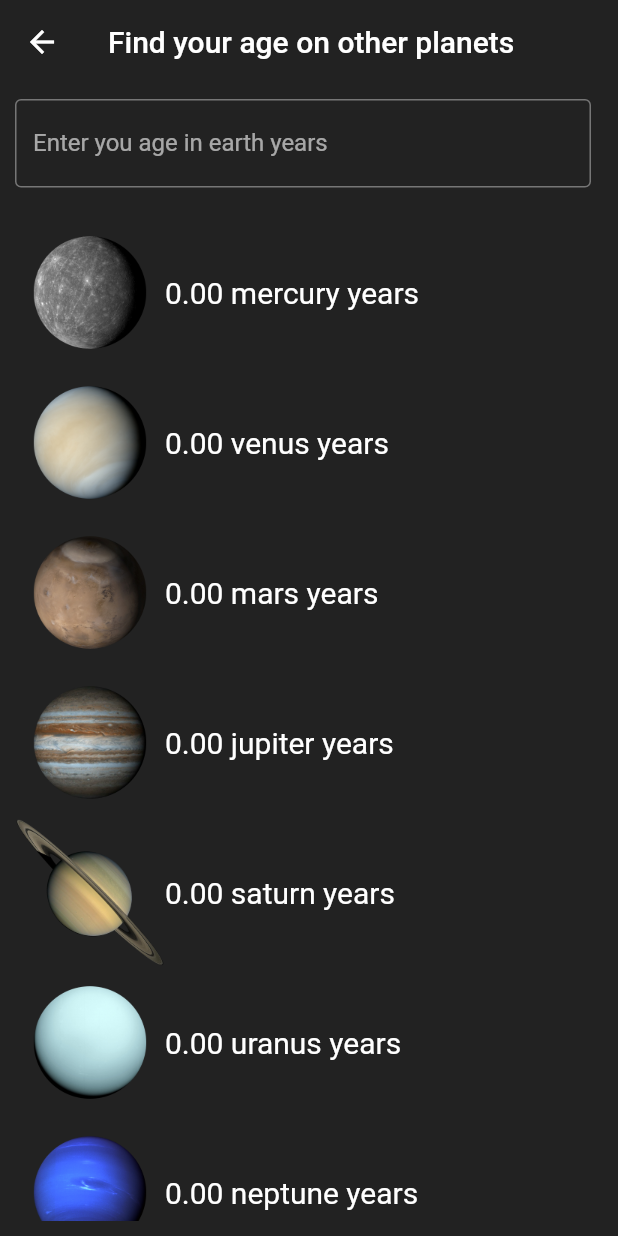
After one commit to neutr0nStar/flutter-planetarium, a Flutter app: the AgeCalculator screen opened directly, on a phone screen of 412 x 824 dp. The commit adds this screen. Run offline on Flutter 3.47's test engine with Material 2 defaults, Android fonts, the phone set to English and light mode, and no system bars.

Commit message:
Added age calculator.

```diff
--- /dev/null
+++ b/lib/views/age_calculator.dart
@@ -0,0 +1,160 @@
+import 'package:flutter/material.dart';
+
+class AgeCalculator extends StatefulWidget {
+  @override
+  _AgeCalculatorState createState() => _AgeCalculatorState();
+}
+
+class _AgeCalculatorState extends State<AgeCalculator> {
+  TextEditingController _controller = TextEditingController();
+  int _age = 0;
+  @override
+  Widget build(BuildContext context) {
+    return Scaffold(
+      backgroundColor: Colors.black87,
+      appBar: AppBar(
+        title: Text("Find your age on other planets"),
+        backgroundColor: Colors.transparent,
+        elevation: 0.0,
+      ),
+      body: Container(
+        padding: EdgeInsets.all(10),
+        child: Column(
+          children: [
+            Row(
+              children: [
+                Expanded(
+                  child: Padding(
+                    padding: const EdgeInsets.only(right: 8),
+                    child: TextField(
+                      onChanged: (value) {
+                        setState(() {
+                          try {
+                            _age = int.parse(value ?? 0);
+                          } catch (e) {
+                            print("error");
+                            _age = 0;
+                          }
+                        });
+                      },
+                      controller: _controller,
+                      keyboardType: TextInputType.number,
+                      decoration: InputDecoration(
+                          border: OutlineInputBorder().copyWith(),
+                          labelText: "Enter you age in earth years"),
+                    ),
+                  ),
+                ),
+              ],
+            ),
+            SizedBox(
+              height: 20,
+            ),
+            Expanded(
+              child: ListView(
+                physics: BouncingScrollPhysics(),
+                children: [
+                  // Mercury
+                  Row(
+                    children: [
+                      Image(
+                        height: 100,
+                        image: AssetImage("images/mercury-transparent.png"),
+                      ),
+                      Text(
+                        (_age * 365 / 88).toStringAsFixed(2) + " mercury years",
+                        style: TextStyle(fontSize: 20),
+                      )
+                    ],
+                  ),
+
+                  // Venus
+                  Row(
+                    children: [
+                      Image(
+                        height: 100,
+                        image: AssetImage("images/venus-transparent.png"),
+                      ),
+                      Text(
+                        (_age * 365 / 225).toStringAsFixed(2) + " venus years",
+                        style: TextStyle(fontSize: 20),
+                      )
+                    ],
+                  ),
+
+                  // Mars
+                  Row(
+                    children: [
+                      Image(
+                        height: 100,
+                        image: AssetImage("images/mars-transparent.png"),
+                      ),
+                      Text(
+                        (_age / 1.88).toStringAsFixed(2) + " mars years",
+                        style: TextStyle(fontSize: 20),
+                      )
+                    ],
+                  ),
+
+                  // Jupiter
+                  Row(
+                    children: [
+                      Image(
+                        height: 100,
+                        image: AssetImage("images/jupiter-transparent.png"),
+                      ),
+                      Text(
+                        (_age / 11.86).toStringAsFixed(2) + " jupiter years",
+                        style: TextStyle(fontSize: 20),
+                      )
+                    ],
+                  ),
+
+                  // Saturn
+                  Row(
+                    children: [
+                      Image(
+                        height: 100,
+                        image: AssetImage("images/saturn-transparent.png"),
+                      ),
+                      Text(
+                        (_age / 29.46).toStringAsFixed(2) + " saturn years",
+                        style: TextStyle(fontSize: 20),
+                      )
+                    ],
+                  ),
+
+                  // Uranus
+                  Row(
+                    children: [
+                      Image(
+                        height: 100,
+                        image: AssetImage("images/uranus-transparent.png"),
+                      ),
+                      Text(
+                        (_age / 84.01).toStringAsFixed(2) + " uranus years",
+                        style: TextStyle(fontSize: 20),
+                      )
+                    ],
+                  ),
+                  Row(
+                    children: [
+                      Image(
+                        height: 100,
+                        image: AssetImage("images/neptune-transparent.png"),
+                      ),
+                      Text(
+                        (_age / 164.9).toStringAsFixed(2) + " neptune years",
+                        style: TextStyle(fontSize: 20),
+                      )
+                    ],
+                  ),
+                ],
+              ),
+            )
+          ],
+        ),
+      ),
+    );
+  }
+}
--- a/lib/views/home_page.dart
+++ b/lib/views/home_page.dart
@@ -1,5 +1,6 @@
 import 'package:flutter/material.dart';
 import 'package:planetarium/models/planet.dart';
+import 'package:planetarium/views/age_calculator.dart';
 import 'package:planetarium/views/asteroids_info.dart';
 import 'package:planetarium/views/moons_info.dart';
 import 'package:planetarium/views/planet_info.dart';
@@ -90,7 +91,43 @@ class _HomePageState extends State<HomePage> {
                     image: DecorationImage(
                         fit: BoxFit.cover,
                         image: AssetImage("images/background.jpeg"))),
-                child: Center(
+                child: SafeArea(
+                  child: Stack(
+                    children: [
+                      Positioned(
+                          top: 10,
+                          left: 2,
+                          child: IconButton(
+                            iconSize: 32,
+                            icon: Icon(Icons.menu),
+                            onPressed: () {
+                              showModalBottomSheet(
+                                  context: context,
+                                  builder: (context) {
+                                    return Container(
+                                      child: TextButton(
+                                        onPressed: () {
+                                          Navigator.of(context).pop();
+                                          Navigator.of(context).push(
+                                              MaterialPageRoute(
+                                                  builder: (context) =>
+                                                      AgeCalculator()));
+                                        },
+                                        child: Padding(
+                                          padding: const EdgeInsets.all(8.0),
+                                          child: Text(
+                                            "Show age calculator",
+                                            style: TextStyle(
+                                                fontSize: 24,
+                                                color: Colors.white),
+                                          ),
+                                        ),
+                                      ),
+                                    );
+                                  });
+                            },
+                          )),
+                      Center(
                         child: Padding(
                           padding: const EdgeInsets.all(20.0),
                           child: Column(
@@ -112,11 +149,15 @@ class _HomePageState extends State<HomePage> {
                                     style: TextStyle(
                                         fontSize: 24, color: Colors.grey[500]),
                                   ),
-                            Icon(Icons.arrow_forward, color: Colors.grey[500])
+                                  Icon(Icons.arrow_forward,
+                                      color: Colors.grey[500])
                                 ],
                               ),
                             ],
                           ),
+                        ),
+                      ),
+                    ],
                   ),
                 ),
               );
@@ -139,105 +180,6 @@ class _HomePageState extends State<HomePage> {
                           ),
                         ),
                       ),
-                      // Positioned(
-                      //     top: 200,
-                      //     left: 20,
-                      //     child: Column(
-                      //       crossAxisAlignment: CrossAxisAlignment.start,
-                      //       children: [
-                      //         Transform.translate(
-                      //           offset: Offset(-(_pageOffset - index) * 500, 0),
-                      //           child: GestureDetector(
-                      //             onTap: () {
-                      //               Navigator.of(context).push(
-                      //                   MaterialPageRoute(
-                      //                       builder: (context) => SunInfo()));
-                      //             },
-                      //             child: Row(
-                      //               mainAxisAlignment:
-                      //                   MainAxisAlignment.spaceBetween,
-                      //               children: [
-                      //                 Hero(
-                      //                   tag: "sun",
-                      //                   child: Image(
-                      //                       height: 150,
-                      //                       image: AssetImage(
-                      //                           "images/sun-transparent.png")),
-                      //                 ),
-                      //                 SizedBox(
-                      //                   width: 10,
-                      //                 ),
-                      //                 Text(
-                      //                   "Sun",
-                      //                   style: TextStyle(fontSize: 32),
-                      //                 ),
-                      //               ],
-                      //             ),
-                      //           ),
-                      //         ),
-                      //         Transform.translate(
-                      //           offset: Offset(-(_pageOffset - index) * 500, 0),
-                      //           child: GestureDetector(
-                      //             onTap: () {
-                      //               Navigator.of(context).push(
-                      //                   MaterialPageRoute(
-                      //                       builder: (context) => MoonsInfo()));
-                      //             },
-                      //             child: Row(
-                      //               mainAxisAlignment:
-                      //                   MainAxisAlignment.spaceBetween,
-                      //               children: [
-                      //                 Hero(
-                      //                   tag: "moon",
-                      //                   child: Image(
-                      //                       height: 150,
-                      //                       image: AssetImage(
-                      //                           "images/moon-transparent.png")),
-                      //                 ),
-                      //                 SizedBox(
-                      //                   width: 10,
-                      //                 ),
-                      //                 Text(
-                      //                   "Moons",
-                      //                   style: TextStyle(fontSize: 32),
-                      //                 ),
-                      //               ],
-                      //             ),
-                      //           ),
-                      //         ),
-                      //         Transform.translate(
-                      //           offset: Offset(-(_pageOffset - index) * 500, 0),
-                      //           child: GestureDetector(
-                      //             onTap: () {
-                      //               Navigator.of(context).push(
-                      //                   MaterialPageRoute(
-                      //                       builder: (context) =>
-                      //                           AsteroidsInfo()));
-                      //             },
-                      //             child: Row(
-                      //               mainAxisAlignment:
-                      //                   MainAxisAlignment.spaceBetween,
-                      //               children: [
-                      //                 Hero(
-                      //                   tag: "asteroid",
-                      //                   child: Image(
-                      //                       height: 150,
-                      //                       image: AssetImage(
-                      //                           "images/asteroid-transparent.png")),
-                      //                 ),
-                      //                 SizedBox(
-                      //                   width: 10,
-                      //                 ),
-                      //                 Text(
-                      //                   "Asteroids",
-                      //                   style: TextStyle(fontSize: 32),
-                      //                 ),
-                      //               ],
-                      //             ),
-                      //           ),
-                      //         ),
-                      //       ],
-                      //     )),
                       Positioned(
                           top: 160,
                           bottom: 0,
```
Lines whose indentation alone changed are shown as unchanged.
